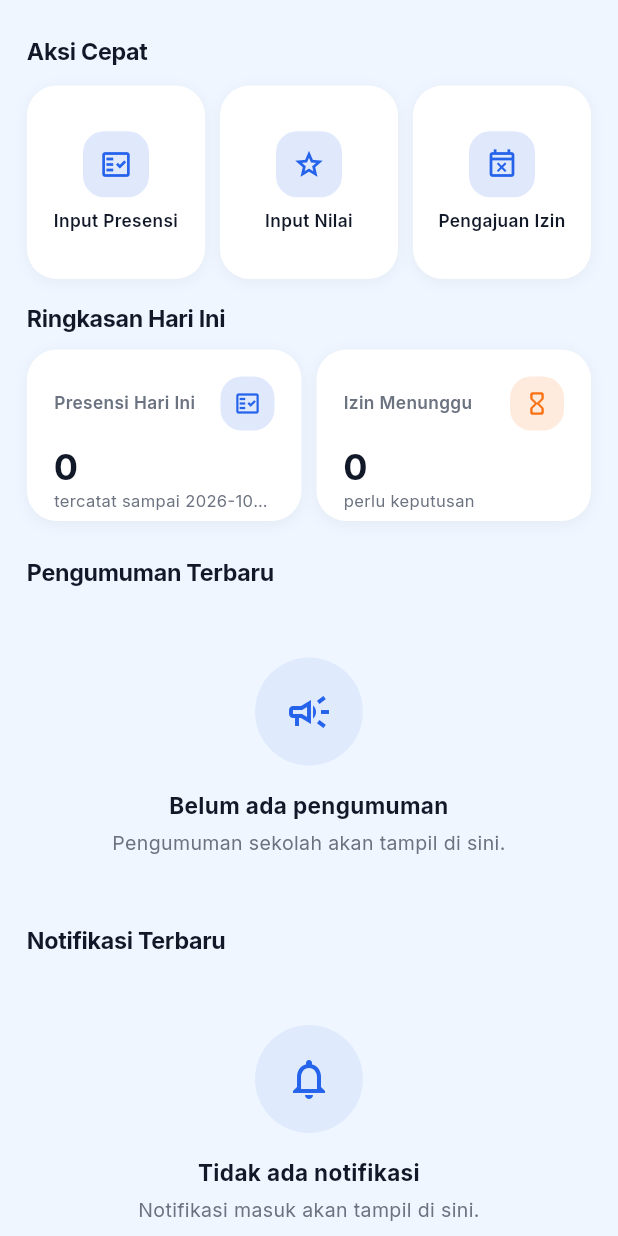
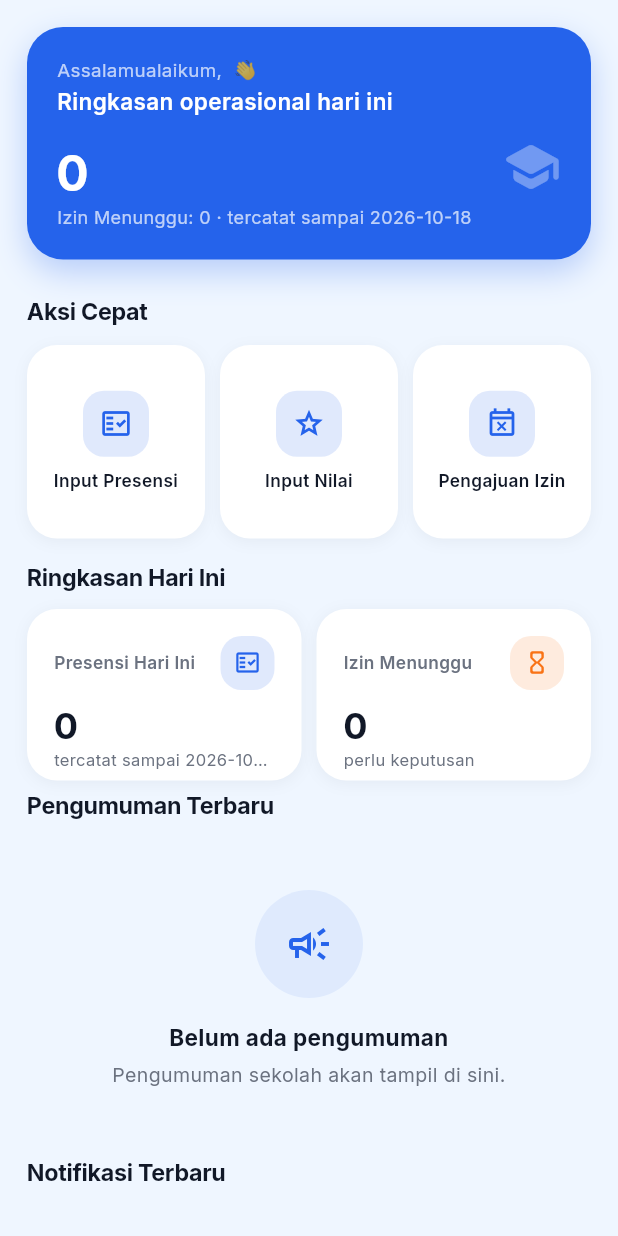
Before and after one commit to iznatshi-beep/yp79-terpadu-, a Flutter app: the AdminDashboard widget shown alone on an empty page, opened directly with empty values, on a phone screen of 412 x 824 dp. Run offline on Flutter 3.47's test engine with Material 3 defaults, Android fonts, the phone set to English and light mode, and no system bars; our stand-ins replace flutter_dotenv, google_fonts, supabase, supabase_flutter; accounts and stored records are empty.

Commit message:
style(ui): kartu hero biru ala showcase di dashboard admin + guru (radius 24, teks putih, shadow biru lembut) + tools: flag --only untuk push satu file migrasi

```diff
--- a/lib/features/beranda/admin_dashboard.dart
+++ b/lib/features/beranda/admin_dashboard.dart
@@ -32,10 +32,20 @@
             }
             final stats = snap.data ?? const [];
             return Padding(
-              padding: const EdgeInsets.all(18),
+              padding: const EdgeInsets.fromLTRB(18, 18, 18, 0),
               child: Column(
                 crossAxisAlignment: CrossAxisAlignment.start,
                 children: [
+                  HeroSummaryCard(
+                    greeting: 'Assalamualaikum, ${profile.name ?? 'Admin'} 👋',
+                    title: 'Ringkasan operasional hari ini',
+                    value: stats.isEmpty ? '0' : stats.first.value,
+                    subtitle: stats.length > 1
+                        ? '${stats[1].label}: ${stats[1].value} · ${stats[0].subtitle}'
+                        : 'Belum ada data presensi hari ini',
+                    icon: Icons.school_rounded,
+                  ),
+                  const SizedBox(height: 18),
                   const SectionHeader(title: 'Aksi Cepat'),
                   const SizedBox(height: 6),
                   ModulAksiGrid(
--- a/lib/features/beranda/guru_dashboard.dart
+++ b/lib/features/beranda/guru_dashboard.dart
@@ -33,10 +33,20 @@
             }
             final assignments = snap.data?.data ?? const [];
             return Padding(
-              padding: const EdgeInsets.all(18),
+              padding: const EdgeInsets.fromLTRB(18, 18, 18, 0),
               child: Column(
                 crossAxisAlignment: CrossAxisAlignment.start,
                 children: [
+                  HeroSummaryCard(
+                    greeting: 'Assalamualaikum, ${profile.name ?? 'Guru'} 👋',
+                    title: 'Kelas yang Anda ampu',
+                    value: '${assignments.length}',
+                    subtitle: assignments.isEmpty
+                        ? 'Belum ada penugasan mengajar dari admin'
+                        : 'Penugasan aktif tahun ajaran ini',
+                    icon: Icons.menu_book_rounded,
+                  ),
+                  const SizedBox(height: 18),
                   const SectionHeader(title: 'Aksi Cepat'),
                   const SizedBox(height: 6),
                   ModulAksiGrid(
--- a/lib/widgets/dashboard_widgets.dart
+++ b/lib/widgets/dashboard_widgets.dart
@@ -80,6 +80,86 @@
   }
 }
 
+/// Kartu ringkasan besar ala showcase: biru penuh, radius 24, teks putih,
+/// dengan bayangan biru lembut. Perekat visual utama antara app ini dan
+/// mockup TaskFlow.
+class HeroSummaryCard extends StatelessWidget {
+  const HeroSummaryCard({
+    super.key,
+    required this.greeting,
+    required this.title,
+    required this.value,
+    required this.subtitle,
+    this.icon = Icons.insights_rounded,
+  });
+
+  final String greeting;
+  final String title;
+  final String value;
+  final String subtitle;
+  final IconData icon;
+
+  @override
+  Widget build(BuildContext context) {
+    return Container(
+      width: double.infinity,
+      decoration: BoxDecoration(
+        color: AppColors.primary,
+        borderRadius: BorderRadius.circular(24),
+        boxShadow: [
+          BoxShadow(
+            color: AppColors.primary.withValues(alpha: 0.28),
+            blurRadius: 18,
+            offset: const Offset(0, 8),
+          ),
+        ],
+      ),
+      padding: const EdgeInsets.all(20),
+      child: Column(
+        crossAxisAlignment: CrossAxisAlignment.start,
+        children: [
+          Text(
+            greeting,
+            style: const TextStyle(color: Colors.white70, fontSize: 12.5),
+          ),
+          const SizedBox(height: 2),
+          Text(
+            title,
+            style: const TextStyle(
+              color: Colors.white,
+              fontSize: 15,
+              fontWeight: FontWeight.w600,
+            ),
+          ),
+          const SizedBox(height: 14),
+          Row(
+            crossAxisAlignment: CrossAxisAlignment.end,
+            children: [
+              Text(
+                value,
+                style: const TextStyle(
+                  color: Colors.white,
+                  fontSize: 32,
+                  fontWeight: FontWeight.w700,
+                  letterSpacing: -1,
+                  height: 1,
+                ),
+              ),
+              const Spacer(),
+              Icon(icon, color: Colors.white.withValues(alpha: 0.35), size: 40),
+            ],
+          ),
+          const SizedBox(height: 6),
+          Text(
+            subtitle,
+            style: const TextStyle(color: Colors.white70, fontSize: 12),
+          ),
+        ],
+      ),
+    );
+  }
+}
+
 /// Kartu judul untuk seksi di dashboard.
 class SectionHeader extends StatelessWidget {
   const SectionHeader({required this.title, this.trailing, super.key});
```
Also changed, not shown: 1 other file.
